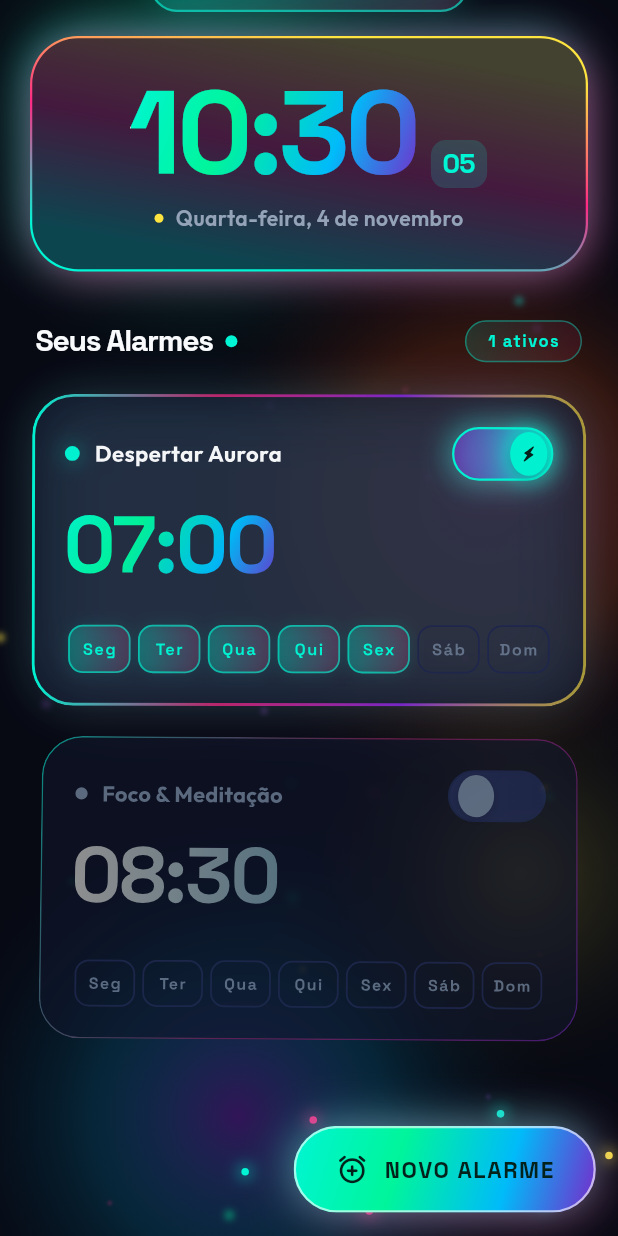
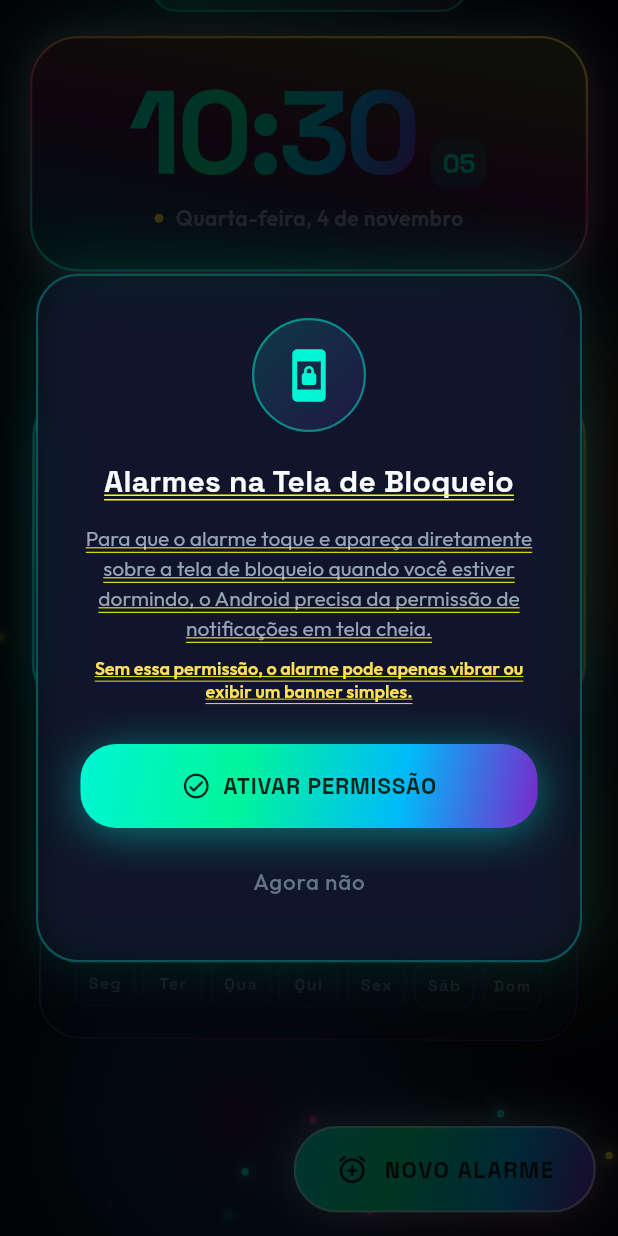
Before and after one commit to NathanAlbuquerque/aurora-alarme, a Flutter app: the screen it shows after launch, scrolled down 96 dp, on a phone screen of 412 x 824 dp. Run offline on Flutter 3.47's test engine with Material 3 defaults, Android fonts, the phone set to English and light mode, and no system bars; drawn by our look-alikes of flutter_animate; our stand-ins replace flutter_local_notifications, flutter_riverpod, google_fonts, just_audio, permission_handler, shared_preferences; missing offline and left inert: audio_session.

Commit message:
:bug: fix: evitar redirecionamento repetitivo de permissao de tela cheia com dialogo educado e persistencia;

```diff
--- a/lib/features/alarm/presentation/screens/home_screen.dart
+++ b/lib/features/alarm/presentation/screens/home_screen.dart
@@ -33,7 +33,9 @@ class _HomeScreenState extends ConsumerState<HomeScreen> {
   void initState() {
     super.initState();
     WidgetsBinding.instance.addPostFrameCallback((_) {
-      PermissionUtils.requestAlarmPermissions();
+      if (mounted) {
+        PermissionUtils.initPermissions(context);
+      }
     });
   }
 
--- a/lib/shared/utils/permission_utils.dart
+++ b/lib/shared/utils/permission_utils.dart
@@ -1,39 +1,111 @@
 import 'dart:io';
+import 'package:flutter/material.dart';
 import 'package:permission_handler/permission_handler.dart';
+import 'package:shared_preferences/shared_preferences.dart';
 import '../../core/services/screen_control_service.dart';
+import '../widgets/full_screen_intent_dialog.dart';
 
 class PermissionUtils {
-  /// Requests all essential alarm permissions for Android 10, 12, 13, and 14+
-  static Future<bool> requestAlarmPermissions() async {
-    if (!Platform.isAndroid) return true;
+  static const String kFullScreenIntentAskedKey = 'full_screen_intent_asked';
+
+  /// Initializes essential alarm permissions on app startup or first alarm creation.
+  ///
+  /// Flow:
+  /// 1. Requests native notification permission if not yet decided.
+  /// 2. Requests exact alarm permission if not yet decided.
+  /// 3. Checks Full-Screen Intent (Android 14+):
+  ///    - If already granted -> does nothing.
+  ///    - If denied and already asked before -> does nothing (never bugs the user repeatedly).
+  ///    - If denied and never asked -> shows the educational dialog.
+  static Future<void> initPermissions(BuildContext context) async {
+    if (!Platform.isAndroid) return;
 
     // 1. Notification Permission (Android 13+ / API 33+)
     final notificationStatus = await Permission.notification.status;
-    if (!notificationStatus.isGranted) {
+    if (!notificationStatus.isGranted && !notificationStatus.isPermanentlyDenied) {
       await Permission.notification.request();
     }
 
     // 2. Exact Alarm Permission (Android 12+ / API 31+)
     final exactAlarmStatus = await Permission.scheduleExactAlarm.status;
-    if (!exactAlarmStatus.isGranted) {
+    if (!exactAlarmStatus.isGranted && !exactAlarmStatus.isPermanentlyDenied) {
       await Permission.scheduleExactAlarm.request();
     }
 
-    // 3. Full-Screen Intent check (Android 14+ / API 34+)
-    final canFullScreen =
-        await ScreenControlService.instance.canUseFullScreenIntent();
-    if (!canFullScreen) {
-      await ScreenControlService.instance.openFullScreenIntentSettings();
+    // 3. Full-Screen Intent check & educational prompt
+    if (context.mounted) {
+      await checkAndPromptFullScreenIntent(context);
+    }
+  }
+
+  /// Legacy non-intrusive method kept for backward compatibility.
+  /// Never forces redirect to settings automatically.
+  static Future<bool> requestAlarmPermissions([BuildContext? context]) async {
+    if (!Platform.isAndroid) return true;
+
+    if (context != null && context.mounted) {
+      await initPermissions(context);
+      return true;
     }
 
-    // 4. Ignore Battery Optimizations (Prevents OEM Doze kills on Samsung/Xiaomi/Huawei)
-    final batteryIgnored =
-        await ScreenControlService.instance.isBatteryOptimizationIgnored();
-    if (!batteryIgnored) {
-      await ScreenControlService.instance.requestIgnoreBatteryOptimizations();
+    final notificationStatus = await Permission.notification.status;
+    if (!notificationStatus.isGranted && !notificationStatus.isPermanentlyDenied) {
+      await Permission.notification.request();
+    }
+
+    final exactAlarmStatus = await Permission.scheduleExactAlarm.status;
+    if (!exactAlarmStatus.isGranted && !exactAlarmStatus.isPermanentlyDenied) {
+      await Permission.scheduleExactAlarm.request();
     }
 
     return true;
+  }
+
+  /// Checks if the user was already asked about Full-Screen Intent permission.
+  static Future<bool> wasFullScreenIntentAsked() async {
+    try {
+      final prefs = await SharedPreferences.getInstance();
+      return prefs.getBool(kFullScreenIntentAskedKey) ?? false;
+    } catch (_) {
+      return false;
+    }
+  }
+
+  /// Records whether the user was asked about Full-Screen Intent permission.
+  static Future<void> setFullScreenIntentAsked([bool asked = true]) async {
+    try {
+      final prefs = await SharedPreferences.getInstance();
+      await prefs.setBool(kFullScreenIntentAskedKey, asked);
+    } catch (_) {}
+  }
+
+  /// Verifies Full-Screen Intent permission and prompts user ONLY if needed.
+  ///
+  /// - If [forcePrompt] is false: only prompts if not granted AND not asked before.
+  /// - If [forcePrompt] is true: prompts whenever permission is denied (e.g. from Settings).
+  static Future<void> checkAndPromptFullScreenIntent(
+    BuildContext context, {
+    bool forcePrompt = false,
+  }) async {
+    if (!Platform.isAndroid) return;
+
+    final isGranted = await canUseFullScreenIntent();
+    // 1. If already granted, do nothing!
+    if (isGranted) return;
+
+    // 2. If not forcing, check if user was already warned
+    if (!forcePrompt) {
+      final alreadyAsked = await wasFullScreenIntentAsked();
+      if (alreadyAsked) return; // Do not bother user repeatedly
+    }
+
+    // 3. Mark as asked so it won't prompt automatically on future launches
+    await setFullScreenIntentAsked(true);
+
+    if (!context.mounted) return;
+
+    // 4. Show educational dialog
+    await FullScreenIntentDialog.show(context);
   }
 
   /// Checks if Exact Alarm permission is granted
--- /dev/null
+++ b/lib/shared/widgets/full_screen_intent_dialog.dart
@@ -0,0 +1,195 @@
+import 'dart:ui';
+import 'package:flutter/material.dart';
+import 'package:flutter_animate/flutter_animate.dart';
+import 'package:google_fonts/google_fonts.dart';
+import '../../core/theme/app_colors.dart';
+import '../utils/haptic_utils.dart';
+import '../utils/permission_utils.dart';
+import 'neon_button.dart';
+
+/// Elegant cosmic dialog that educates the user about Full-Screen Intent permission
+/// without forcing or interrupting navigation repeatedly.
+class FullScreenIntentDialog extends StatelessWidget {
+  const FullScreenIntentDialog({super.key});
+
+  /// Displays the dialog if needed.
+  static Future<bool?> show(BuildContext context) {
+    AppHaptics.mediumImpact();
+    return showGeneralDialog<bool>(
+      context: context,
+      barrierDismissible: true,
+      barrierLabel: 'FullScreenIntentDialog',
+      barrierColor: Colors.black.withAlpha(200),
+      transitionDuration: const Duration(milliseconds: 300),
+      pageBuilder: (ctx, anim1, anim2) => const FullScreenIntentDialog(),
+      transitionBuilder: (ctx, anim1, anim2, child) {
+        final curved = CurvedAnimation(parent: anim1, curve: Curves.easeOutCubic);
+        return ScaleTransition(
+          scale: Tween<double>(begin: 0.9, end: 1.0).animate(curved),
+          child: FadeTransition(
+            opacity: curved,
+            child: child,
+          ),
+        );
+      },
+    );
+  }
+
+  @override
+  Widget build(BuildContext context) {
+    final isDark = Theme.of(context).brightness == Brightness.dark;
+
+    return Center(
+      child: Container(
+        margin: const EdgeInsets.symmetric(horizontal: 24),
+        constraints: const BoxConstraints(maxWidth: 420),
+        decoration: BoxDecoration(
+          color: isDark ? AppColors.darkSurface : AppColors.lightSurface,
+          borderRadius: BorderRadius.circular(28),
+          border: Border.all(
+            color: AppColors.neonCyan.withAlpha(70),
+            width: 1.5,
+          ),
+          boxShadow: [
+            BoxShadow(
+              color: AppColors.neonCyan.withAlpha(isDark ? 35 : 20),
+              blurRadius: 32,
+              spreadRadius: 2,
+            ),
+          ],
+        ),
+        child: ClipRRect(
+          borderRadius: BorderRadius.circular(28),
+          child: BackdropFilter(
+            filter: ImageFilter.blur(sigmaX: 16, sigmaY: 16),
+            child: Padding(
+              padding: const EdgeInsets.all(28.0),
+              child: Column(
+                mainAxisSize: MainAxisSize.min,
+                children: [
+                  // 1. Radiant Alarm Icon
+                  Container(
+                    width: 76,
+                    height: 76,
+                    decoration: BoxDecoration(
+                      shape: BoxShape.circle,
+                      gradient: LinearGradient(
+                        colors: [
+                          AppColors.neonCyan.withAlpha(40),
+                          AppColors.plasmaViolet.withAlpha(40),
+                        ],
+                        begin: Alignment.topLeft,
+                        end: Alignment.bottomRight,
+                      ),
+                      border: Border.all(
+                        color: AppColors.neonCyan.withAlpha(120),
+                        width: 1.5,
+                      ),
+                    ),
+                    child: const Icon(
+                      Icons.screen_lock_portrait_rounded,
+                      color: AppColors.neonCyan,
+                      size: 38,
+                    ),
+                  )
+                      .animate()
+                      .scale(duration: 400.ms, curve: Curves.easeOutBack)
+                      .shimmer(
+                        duration: 1800.ms,
+                        color: AppColors.neonCyan.withAlpha(80),
+                      ),
+
+                  const SizedBox(height: 20),
+
+                  // 2. Title
+                  Text(
+                    'Alarmes na Tela de Bloqueio',
+                    textAlign: TextAlign.center,
+                    style: GoogleFonts.spaceGrotesk(
+                      fontSize: 20,
+                      fontWeight: FontWeight.w700,
+                      color: isDark ? AppColors.darkTextPrimary : AppColors.lightTextPrimary,
+                      letterSpacing: 0.2,
+                    ),
+                  ),
+
+                  const SizedBox(height: 14),
+
+                  // 3. Educational Description
+                  Text(
+                    'Para que o alarme toque e apareça diretamente sobre a tela de bloqueio quando você estiver dormindo, o Android precisa da permissão de notificações em tela cheia.',
+                    textAlign: TextAlign.center,
+                    style: GoogleFonts.outfit(
+                      fontSize: 14,
+                      fontWeight: FontWeight.w400,
+                      height: 1.45,
+                      color: isDark
+                          ? AppColors.darkTextSecondary
+                          : AppColors.lightTextSecondary,
+                    ),
+                  ),
+
+                  const SizedBox(height: 10),
+
+                  Text(
+                    'Sem essa permissão, o alarme pode apenas vibrar ou exibir um banner simples.',
+                    textAlign: TextAlign.center,
+                    style: GoogleFonts.outfit(
+                      fontSize: 12,
+                      fontWeight: FontWeight.w600,
+                      color: AppColors.solarYellow,
+                    ),
+                  ),
+
+                  const SizedBox(height: 28),
+
+                  // 4. Action: Ativar Permissão
+                  NeonButton(
+                    text: 'ATIVAR PERMISSÃO',
+                    variant: NeonButtonVariant.primary,
+                    icon: Icons.check_circle_outline_rounded,
+                    isFullWidth: true,
+                    onPressed: () async {
+                      AppHaptics.selectionTick();
+                      Navigator.of(context).pop(true);
+                      await PermissionUtils.openFullScreenIntentSettings();
+                    },
+                  ),
+
+                  const SizedBox(height: 12),
+
+                  // 5. Action: Agora Não
+                  SizedBox(
+                    width: double.infinity,
+                    height: 48,
+                    child: TextButton(
+                      style: TextButton.styleFrom(
+                        shape: RoundedRectangleBorder(
+                          borderRadius: BorderRadius.circular(16),
+                        ),
+                      ),
+                      onPressed: () {
+                        AppHaptics.lightTap();
+                        Navigator.of(context).pop(false);
+                      },
+                      child: Text(
+                        'Agora não',
+                        style: GoogleFonts.outfit(
+                          fontSize: 15,
+                          fontWeight: FontWeight.w500,
+                          color: isDark
+                              ? AppColors.darkTextMuted
+                              : AppColors.lightTextMuted,
+                        ),
+                      ),
+                    ),
+                  ),
+                ],
+              ),
+            ),
+          ),
+        ),
+      ),
+    );
+  }
+}
```
Also changed, not shown: 1 other file.
